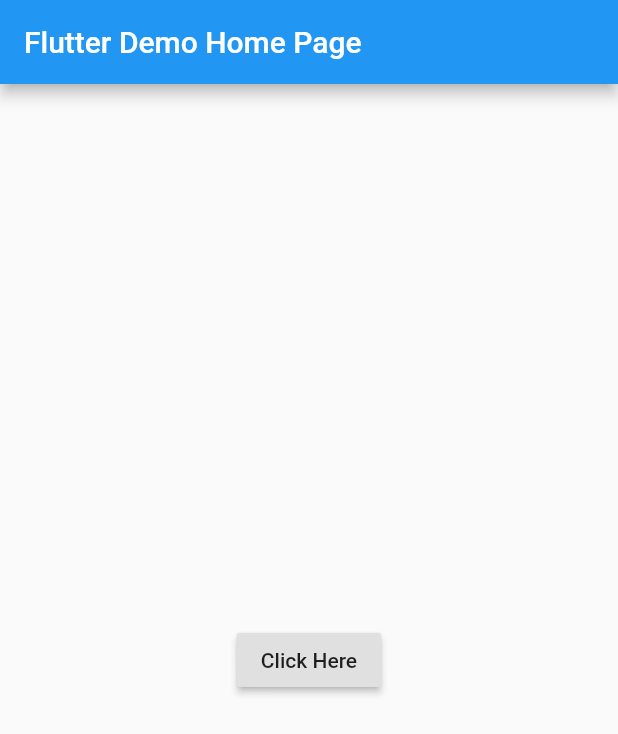
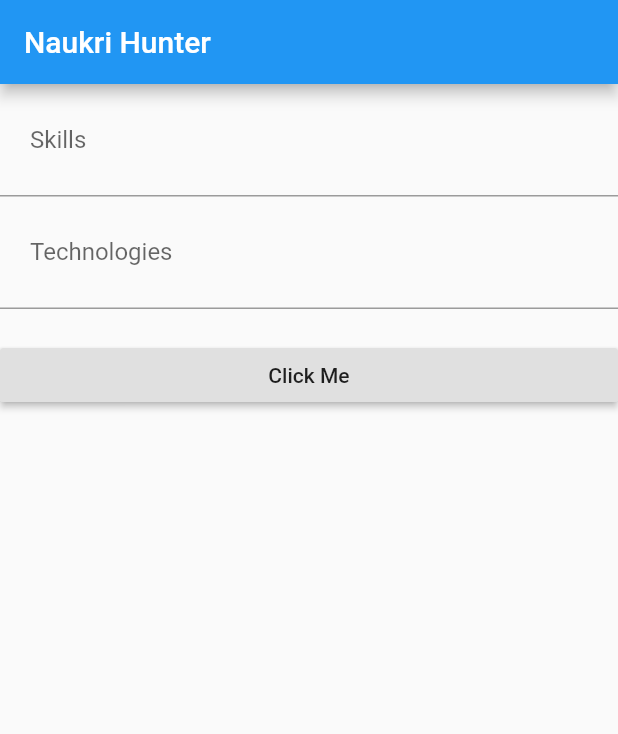
Before and after one commit to ViragBrahme/Nakuri-Hunter, a Flutter app: the screen it shows after launch, on a phone screen of 412 x 824 dp. Shown: the top 734 px of the screen. Run offline on Flutter 3.47's test engine with Material 2 defaults, Android fonts, the phone set to English and light mode, and no system bars.

Commit message:
Merging with homescreen branch

```diff
--- /dev/null
+++ b/naukri_hunter/lib/home_page.dart
@@ -0,0 +1,42 @@
+import 'package:flutter/material.dart';
+
+import 'search_results.dart';
+
+class HomePage extends StatefulWidget {
+  @override
+  _HomePageState createState() => _HomePageState();
+}
+
+class _HomePageState extends State<HomePage> {
+  TextEditingController myNameTextEditCont = new TextEditingController();
+
+  @override
+  Widget build(BuildContext context) {
+    return Scaffold(
+      appBar: AppBar(title: Text("Naukri Hunter"),),
+      body: SafeArea(
+        child: ListView(
+          children: <Widget>[
+            TextField(
+              controller: myNameTextEditCont,
+              decoration: InputDecoration(
+                  labelText: 'Skills', contentPadding: EdgeInsets.all(20.0)),
+            ),
+            TextField(
+              decoration: InputDecoration(
+                  labelText: 'Technologies',
+                  contentPadding: EdgeInsets.all(20.0)),
+            ),
+            Padding(padding: const EdgeInsets.all(10.0)),
+            RaisedButton(
+              onPressed: () {
+                Navigator.push(context, MaterialPageRoute(builder: (context) => SearchResult()));
+              },
+              child: Text('Click Me'),
+            )
+          ],
+        ),
+      ),
+    );
+  }
+}
--- a/naukri_hunter/lib/main.dart
+++ b/naukri_hunter/lib/main.dart
@@ -1,81 +1,19 @@
 import 'package:flutter/material.dart';
-
-import 'search_results.dart';
+import 'package:naukri_hunter/home_page.dart';
 
 void main() => runApp(MyApp());
 
 class MyApp extends StatelessWidget {
-
+  // This widget is the root of your application.
   @override
   Widget build(BuildContext context) {
     return MaterialApp(
-      title: 'Flutter Demo',
+      debugShowCheckedModeBanner: false,
+      title: 'Job Search',
       theme: ThemeData(
-        // This is the theme of your application.
-        //
-        // Try running your application with "flutter run". You'll see the
-        // application has a blue toolbar. Then, without quitting the app, try
-        // changing the primarySwatch below to Colors.green and then invoke
-        // "hot reload" (press "r" in the console where you ran "flutter run",
-        // or simply save your changes to "hot reload" in a Flutter IDE).
-        // Notice that the counter didn't reset back to zero; the application
-        // is not restarted.
         primarySwatch: Colors.blue,
       ),
-      home: MyHomePage(title: 'Flutter Demo Home Page'),
+      home: HomePage(),
     );
   }
 }
-
-class MyHomePage extends StatefulWidget {
-  MyHomePage({Key key, this.title}) : super(key: key);
-
-  // This widget is the home page of your application. It is stateful, meaning
-  // that it has a State object (defined below) that contains fields that affect
-  // how it looks.
-
-  // This class is the configuration for the state. It holds the values (in this
-  // case the title) provided by the parent (in this case the App widget) and
-  // used by the build method of the State. Fields in a Widget subclass are
-  // always marked "final".
-
-  final String title;
-
-  @override
-  _MyHomePageState createState() => _MyHomePageState();
-}
-
-class _MyHomePageState extends State<MyHomePage> {
-  int _counter = 0;
-
-  void _incrementCounter() {
-    setState(() {
-      // This call to setState tells the Flutter framework that something has
-      // changed in this State, which causes it to rerun the build method below
-      // so that the display can reflect the updated values. If we changed
-      // _counter without calling setState(), then the build method would not be
-      // called again, and so nothing would appear to happen.
-      _counter++;
-    });
-  }
-
-  @override
-  Widget build(BuildContext context) {
-    // This method is rerun every time setState is called, for instance as done
-    // by the _incrementCounter method above.
-    //
-    // The Flutter framework has been optimized to make rerunning build methods
-    // fast, so that you can just rebuild anything that needs updating rather
-    // than having to individually change instances of widgets.
-    return Scaffold(
-      appBar: AppBar(
-        // Here we take the value from the MyHomePage object that was created by
-        // the App.build method, and use it to set our appbar title.
-        title: Text(widget.title),
-      ),
-      body: Center(child: RaisedButton(child: Text("Click Here"), onPressed: () {
-          Navigator.push(context, MaterialPageRoute(builder: (BuildContext context) => SearchResults()));
-      },),) // This trailing comma makes auto-formatting nicer for build methods.
-    );
-  }
-}
```
Also changed, not shown: naukri_hunter/lib/search_results.dart (+64 -29 lines).
